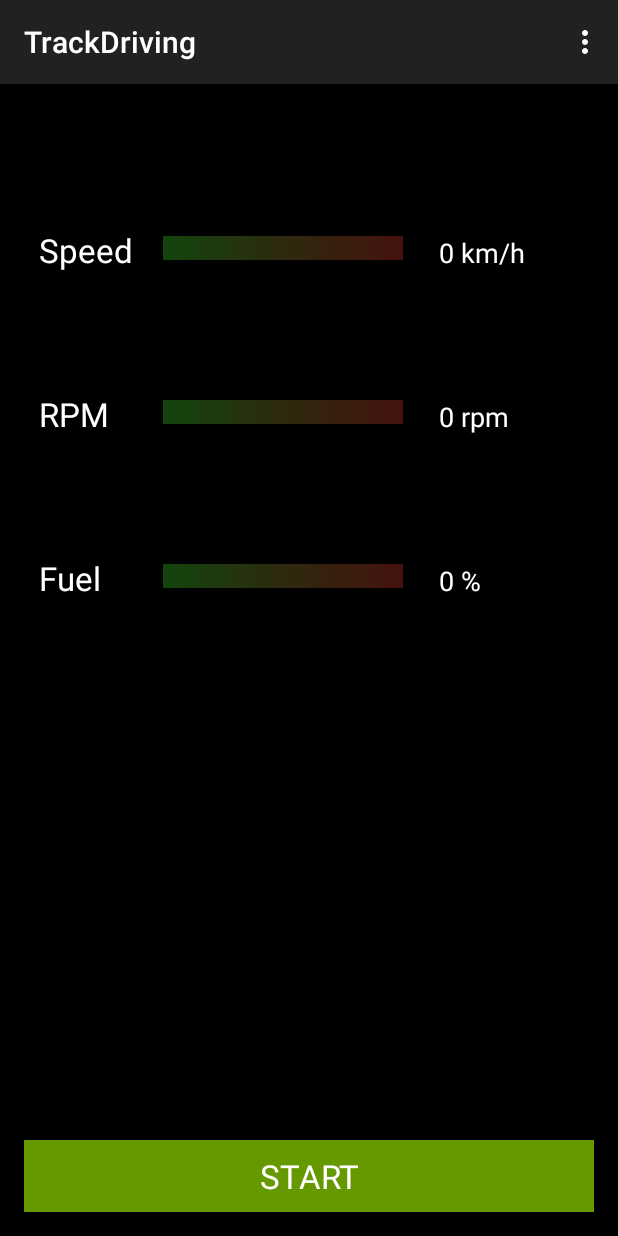
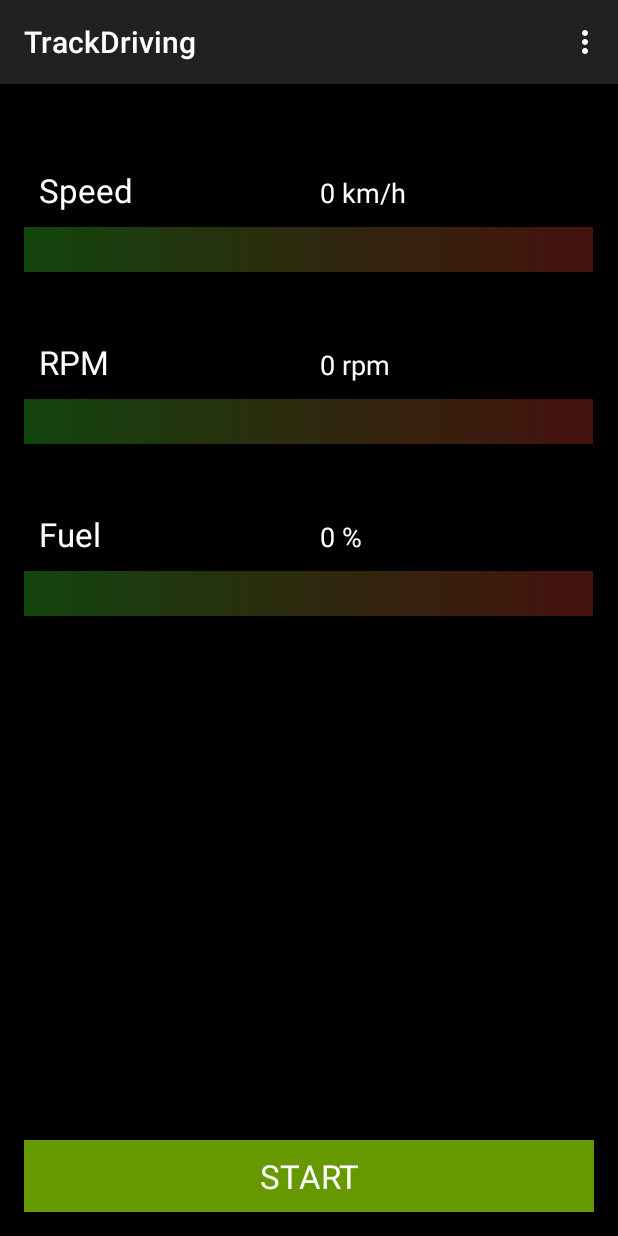
Before and after one commit to MobileMining/Group6-The-minions-EcoDriver, an Android app: the TrackDriving screen opened directly, with no data from a screen before it, on a phone screen of 412 x 824 dp. Run offline under Robolectric (Android 15) with nearby library versions, the phone set to English and light mode, and no system bars.

Commit message:
Further improvements for GUI.

```diff
--- a/app/src/main/res/layout/activity_track_driving.xml
+++ b/app/src/main/res/layout/activity_track_driving.xml
@@ -6,92 +6,99 @@
     android:paddingBottom="@dimen/activity_vertical_margin"
     android:background="@android:color/background_dark"
     tools:context="com.gu.gminions.ecodriver.TrackDriving">
+
     <TableLayout
         android:layout_width="fill_parent"
         android:layout_height="fill_parent"
-        android:layout_alignParentStart="true">
+        android:layout_alignParentStart="true"
+        android:stretchColumns="*">
+
+        <TableRow >
+            <TextView
+                android:id="@+id/speed"
+                android:text="Speed"
+                android:layout_width="0dp"
+                android:layout_marginTop="40dp"
+                android:layout_marginStart="10dp"
+                android:textSize="@dimen/abc_text_size_large_material" />
+            <TextView
+                android:id="@+id/tv_speed"
+                android:text="0 km/h"
+                android:layout_width="0dp"
+                android:layout_marginTop="40dp"
+                android:layout_marginStart="5dp"
+                android:textSize="@dimen/abc_text_size_medium_material" />
+        </TableRow>
+        <TableRow>
+            <ProgressBar
+                style="?android:attr/progressBarStyleHorizontal"
+                android:layout_width="match_parent"
+                android:layout_height="30dp"
+                android:layout_marginTop="10dp"
+                android:id="@+id/pb_speed"
+                android:indeterminate="false"
+                android:progress="50"
+                android:progressDrawable="@drawable/drawable_pb_tracking"
+                android:layout_span="2"/>
+        </TableRow>
+
         <TableRow>
             <TextView
-                android:text="Speed"
-                android:layout_marginTop="80dp"
+                android:id="@+id/rpm"
+                android:text="RPM"
+                android:layout_marginTop="45dp"
                 android:layout_marginStart="10dp"
                 android:textSize="@dimen/abc_text_size_large_material"
                 android:layout_alignParentStart="true" />
+            <TextView
+                android:id="@+id/tv_rpm"
+                android:text="0 rpm"
+                android:layout_marginTop="45dp"
+                android:layout_marginStart="5dp"
+                android:textSize="@dimen/abc_text_size_medium_material"
+                android:layout_alignParentStart="true" />
+        </TableRow>
+        <TableRow>
             <ProgressBar
                 style="?android:attr/progressBarStyleHorizontal"
-                android:layout_width="160dp"
-                android:layout_height="wrap_content"
-                android:layout_marginTop="85dp"
-                android:layout_marginStart="20dp"
-                android:id="@+id/pb_speed"
-                android:layout_column="1"
+                android:layout_width="match_parent"
+                android:layout_height="30dp"
+                android:layout_marginTop="10dp"
+                android:id="@+id/pb_rpm"
                 android:indeterminate="false"
                 android:progress="50"
-                android:progressDrawable="@drawable/drawable_pb_tracking" />
-            <TextView
-                android:text="    0 km/h"
-                android:layout_marginTop="80dp"
-                android:layout_marginStart="5dp"
-                android:textSize="@dimen/abc_text_size_medium_material"
-                android:layout_alignParentStart="true"
-                android:layout_column="2"
-                android:id="@+id/tv_speed" />
+                android:progressDrawable="@drawable/drawable_pb_tracking"
+                android:layout_span="2"/>
         </TableRow>
+
         <TableRow>
             <TextView
-                android:text="RPM"
-                android:layout_marginTop="80dp"
+                android:text="Fuel"
+                android:layout_marginTop="45dp"
                 android:layout_marginStart="10dp"
                 android:textSize="@dimen/abc_text_size_large_material"
                 android:layout_alignParentStart="true" />
+            <TextView
+                android:id="@+id/tv_fuel"
+                android:text="0 %"
+                android:layout_marginTop="45dp"
+                android:layout_marginStart="5dp"
+                android:textSize="@dimen/abc_text_size_medium_material" />
+        </TableRow>
+        <TableRow>
             <ProgressBar
                 style="?android:attr/progressBarStyleHorizontal"
-                android:layout_width="160dp"
-                android:layout_height="wrap_content"
-                android:layout_marginTop="85dp"
-                android:layout_marginStart="20dp"
-                android:id="@+id/pb_rpm"
-                android:layout_column="1"
+                android:layout_width="match_parent"
+                android:layout_height="30dp"
+                android:layout_marginTop="10dp"
+                android:id="@+id/pb_fuel"
                 android:indeterminate="false"
                 android:progress="50"
-                android:progressDrawable="@drawable/drawable_pb_tracking" />
-            <TextView
-                android:text="    0 rpm"
-                android:layout_marginTop="80dp"
-                android:layout_marginStart="5dp"
-                android:textSize="@dimen/abc_text_size_medium_material"
-                android:layout_alignParentStart="true"
-                android:layout_column="2"
-                android:id="@+id/tv_rpm" />
-        </TableRow>
-        <TableRow>
-            <TextView
-                android:text="Fuel"
-                android:layout_marginTop="80dp"
-                android:layout_marginStart="10dp"
-                android:textSize="@dimen/abc_text_size_large_material"
-                android:layout_alignParentStart="true" />
-            <ProgressBar
-                style="?android:attr/progressBarStyleHorizontal"
-                android:layout_width="160dp"
-                android:layout_height="wrap_content"
-                android:layout_marginTop="85dp"
-                android:layout_marginStart="20dp"
-                android:id="@+id/pb_fuel"
-                android:layout_column="1"
-                android:indeterminate="false"
-                android:progress="50"
-                android:progressDrawable="@drawable/drawable_pb_tracking" />
-            <TextView
-                android:text="    0 %"
-                android:layout_marginTop="80dp"
-                android:layout_marginStart="5dp"
-                android:textSize="@dimen/abc_text_size_medium_material"
-                android:layout_alignParentStart="true"
-                android:layout_column="2"
-                android:id="@+id/tv_fuel" />
+                android:progressDrawable="@drawable/drawable_pb_tracking"
+                android:layout_span="2"/>
         </TableRow>
     </TableLayout>
+
     <Button
         android:layout_width="match_parent"
         android:layout_height="wrap_content"
--- a/app/src/main/res/menu/menu_analyze_drives.xml
+++ b/app/src/main/res/menu/menu_analyze_drives.xml
@@ -1,7 +1,7 @@
 <menu xmlns:android="http://schemas.android.com/apk/res/android"
     xmlns:app="http://schemas.android.com/apk/res-auto"
     xmlns:tools="http://schemas.android.com/tools"
-    tools:context="com.aronssondev.andreas.ecodriver.AnalyzeDrives">
+    tools:context="com.gu.gminions.ecodriver.AnalyzeDrives">
     <item android:id="@+id/action_settings" android:title="@string/action_settings"
         android:orderInCategory="100" app:showAsAction="never" />
 </menu>
--- a/app/src/main/res/menu/menu_track_driving.xml
+++ b/app/src/main/res/menu/menu_track_driving.xml
@@ -1,7 +1,7 @@
 <menu xmlns:android="http://schemas.android.com/apk/res/android"
     xmlns:app="http://schemas.android.com/apk/res-auto"
     xmlns:tools="http://schemas.android.com/tools"
-    tools:context="com.aronssondev.andreas.ecodriver.TrackDriving">
+    tools:context="com.gu.gminions.ecodriver.TrackDriving">
     <item android:id="@+id/action_settings" android:title="@string/action_settings"
         android:orderInCategory="100" app:showAsAction="never" />
 </menu>
```
Also changed, not shown: app/src/main/java/com/gu/gminions/ecodriver/AnalyzeDrives.java (+22 -5 lines), app/src/main/res/drawable/drawable_pb_tracking.xml (+4 -3 lines), app/src/main/res/drawable/selector_listview.xml (added, +25 -0 lines), app/src/main/res/layout/activity_analyze_drives.xml (+12 -20 lines), app/src/main/res/layout/activity_analyze_drives_listview_row.xml (+26 -21 lines), app/src/main/res/layout/activity_drive_details.xml (+20 -13 lines).
